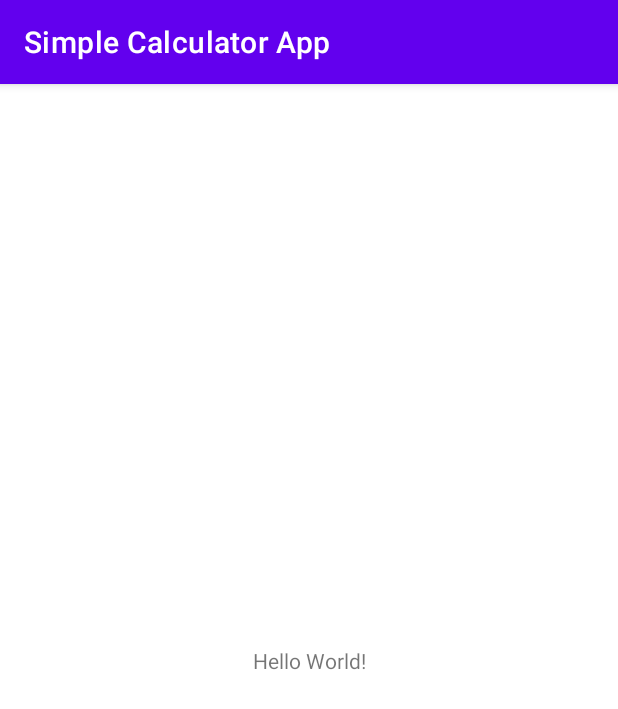
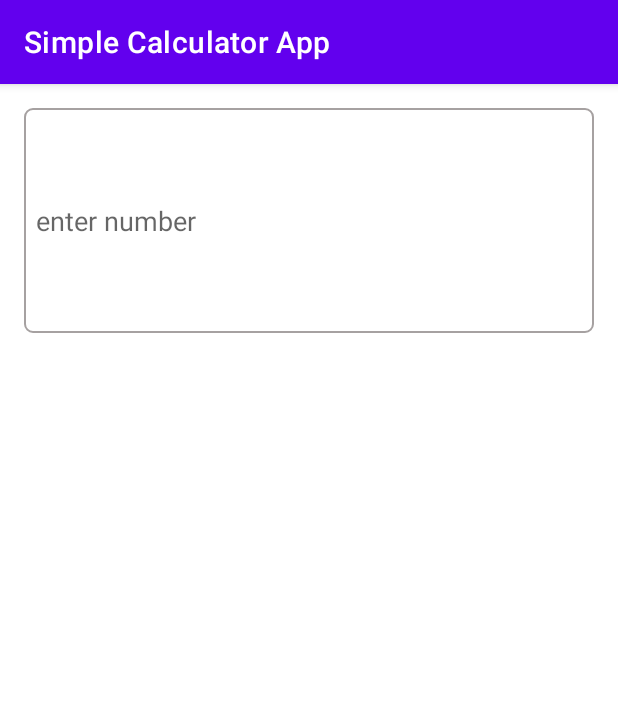
Before and after one commit to Goliaeth/SimpleCalculatorApp, an Android app: the screen it shows after launch (MainActivity), on a phone screen of 412 x 824 dp. Shown: the top 709 px of the screen. Run offline under Robolectric (Android 15) with nearby library versions, the phone set to English and light mode, and no system bars.

Commit message:
add input number field

```diff
--- /dev/null
+++ b/app/src/main/res/drawable/edit_text_border.xml
@@ -0,0 +1,7 @@
+<?xml version="1.0" encoding="utf-8"?>
+<shape android:shape="rectangle" xmlns:android="http://schemas.android.com/apk/res/android">
+
+    <stroke android:color="@color/edit_text_border_color" android:width="1dp" />
+    <corners android:radius="5dp" />
+
+</shape>
--- a/app/src/main/res/layout/activity_main.xml
+++ b/app/src/main/res/layout/activity_main.xml
@@ -1,18 +1,19 @@
 <?xml version="1.0" encoding="utf-8"?>
-<androidx.constraintlayout.widget.ConstraintLayout xmlns:android="http://schemas.android.com/apk/res/android"
-    xmlns:app="http://schemas.android.com/apk/res-auto"
+<RelativeLayout xmlns:android="http://schemas.android.com/apk/res/android"
     xmlns:tools="http://schemas.android.com/tools"
     android:layout_width="match_parent"
     android:layout_height="match_parent"
     tools:context=".MainActivity">
 
-    <TextView
-        android:layout_width="wrap_content"
-        android:layout_height="wrap_content"
-        android:text="Hello World!"
-        app:layout_constraintBottom_toBottomOf="parent"
-        app:layout_constraintEnd_toEndOf="parent"
-        app:layout_constraintStart_toStartOf="parent"
-        app:layout_constraintTop_toTopOf="parent" />
+    <EditText
+        android:layout_width="match_parent"
+        android:layout_height="150dp"
+        android:layout_margin="@dimen/margin_sixteen"
+        android:hint="@string/edit_text_hint"
+        android:importantForAutofill="no"
+        android:inputType="number"
+        android:layout_alignParentTop="true"
+        android:padding="@dimen/padding_eight"
+        android:background="@drawable/edit_text_border"/>
 
-</androidx.constraintlayout.widget.ConstraintLayout>
+</RelativeLayout>
--- a/app/src/main/res/values/colors.xml
+++ b/app/src/main/res/values/colors.xml
@@ -7,4 +7,5 @@
     <color name="teal_700">#FF018786</color>
     <color name="black">#FF000000</color>
     <color name="white">#FFFFFFFF</color>
+    <color name="edit_text_border_color">#a6a1a1</color>
 </resources>
--- /dev/null
+++ b/app/src/main/res/values/dimens.xml
@@ -0,0 +1,5 @@
+<?xml version="1.0" encoding="utf-8"?>
+<resources>
+    <dimen name="margin_sixteen">16dp</dimen>
+    <dimen name="padding_eight">8dp</dimen>
+</resources>
--- a/app/src/main/res/values/strings.xml
+++ b/app/src/main/res/values/strings.xml
@@ -1,3 +1,4 @@
 <resources>
     <string name="app_name">Simple Calculator App</string>
+    <string name="edit_text_hint">enter number</string>
 </resources>
```
